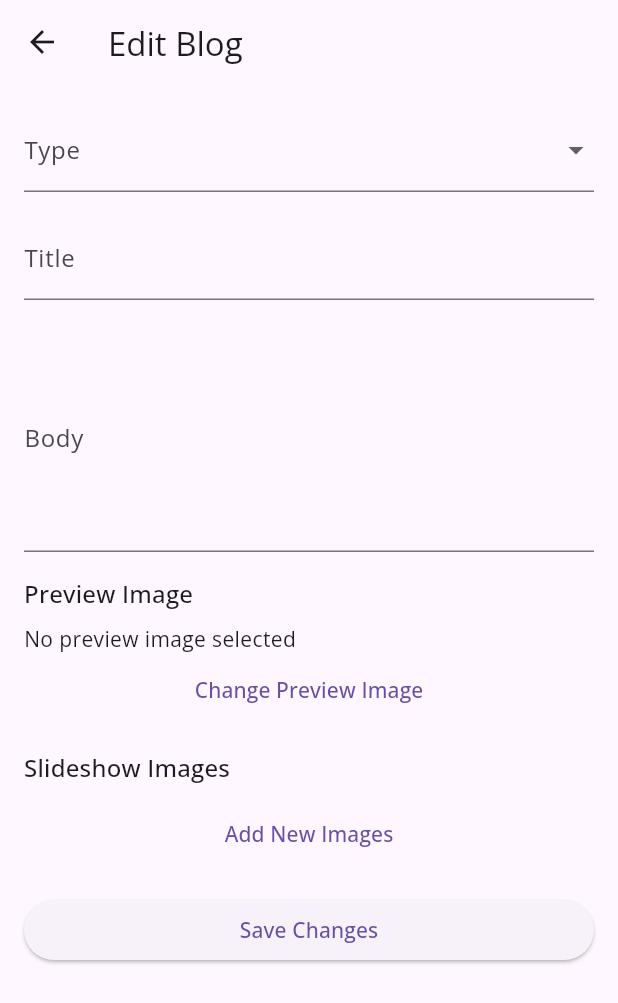
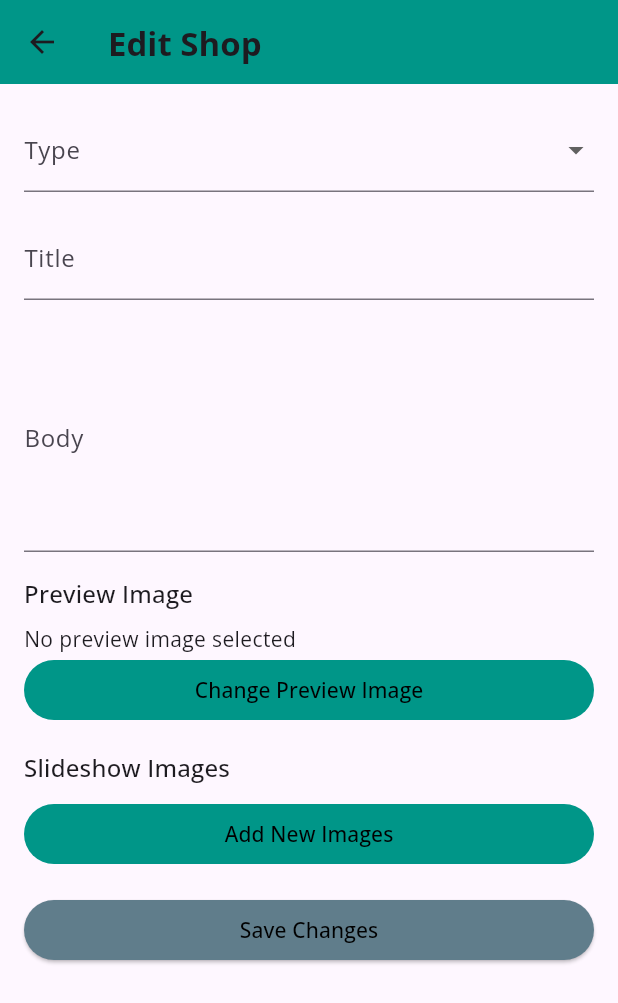
Before and after one commit to AbdallahKhayat/Hajzi_Flutter, a Flutter app: the EditShopScreen screen opened directly with empty values, on a phone screen of 412 x 824 dp. Shown: the top 1003 px of the screen. Run offline on Flutter 3.47's test engine with Material 3 defaults, Android fonts, the phone set to English and light mode, and no system bars; our stand-ins replace carousel_slider, dio, firebase_auth, firebase_core, flutter_colorpicker, flutter_secure_storage and 6 more; missing offline and left inert: flutter_facebook_auth, flutter_stripe; accounts and stored records are empty; generated files the repository leaves out were written again.

Commit message:
added flag to control search and edit button , also added edit for myshops

```diff
--- a/lib/Screen/editshopscreen.dart
+++ b/lib/Screen/editshopscreen.dart
@@ -141,7 +141,10 @@ class _EditShopScreenState extends State<EditShopScreen> {
   Widget build(BuildContext context) {
     return Scaffold(
       appBar: AppBar(
-        title: const Text("Edit Blog"),
+        backgroundColor: Colors.teal,
+        title: const Text("Edit Shop",style: TextStyle(
+          fontWeight: FontWeight.bold,
+        ),),
       ),
       body: Padding(
         padding: const EdgeInsets.all(16.0),
@@ -198,6 +201,11 @@ class _EditShopScreenState extends State<EditShopScreen> {
               TextButton(
                 onPressed: _pickPreviewImage,
                 child: const Text("Change Preview Image"),
+                style: const ButtonStyle(
+                  foregroundColor: MaterialStatePropertyAll<Color>(Colors.black),
+                  backgroundColor: MaterialStatePropertyAll<Color>(Colors.teal),
+
+                ),
               ),
               const SizedBox(height: 16),
               Text("Slideshow Images", style: Theme.of(context).textTheme.titleMedium),
@@ -238,11 +246,21 @@ class _EditShopScreenState extends State<EditShopScreen> {
               TextButton(
                 onPressed: _pickNewCoverImages,
                 child: const Text("Add New Images"),
+                style: const ButtonStyle(
+                  foregroundColor: MaterialStatePropertyAll<Color>(Colors.black),
+                  backgroundColor: MaterialStatePropertyAll<Color>(Colors.teal),
+
+                ),
               ),
               const SizedBox(height: 16),
               ElevatedButton(
                 onPressed: _submitChanges,
                 child: const Text("Save Changes"),
+                style: const ButtonStyle(
+                  foregroundColor: MaterialStatePropertyAll<Color>(Colors.black),
+                 backgroundColor: MaterialStatePropertyAll<Color>(Colors.blueGrey),
+
+                ),
               ),
             ],
           ),
```
